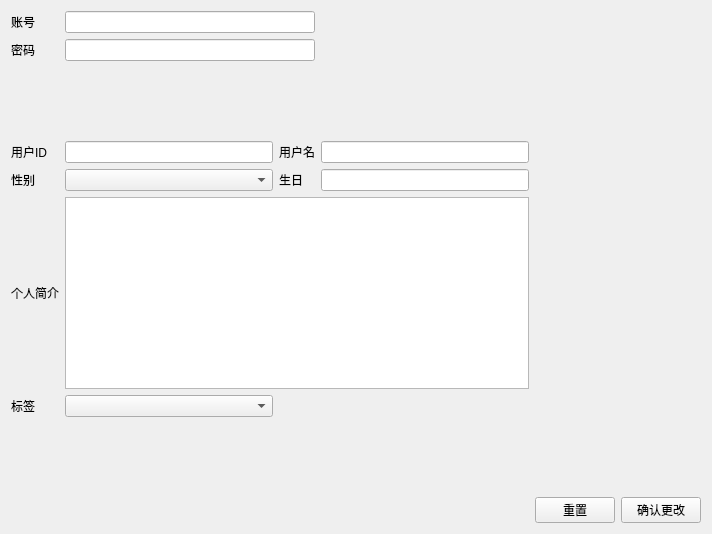
Old version of the form gui/user_info_widget.ui in the repository zyzzzasdhjk/database_project.
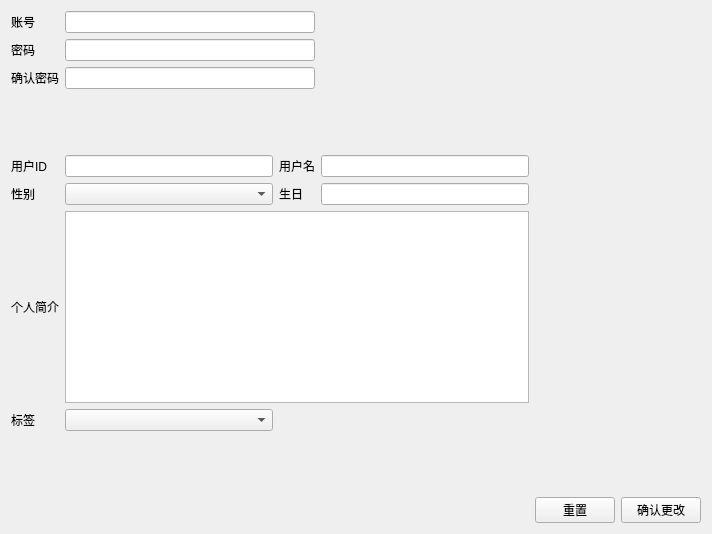
New version of the form.

Commit message: 11.22 更新了用户信息界面，运行main先加数据(sql/1.sql)

The edit to the form file:
```diff
--- a/gui/user_info_widget.ui
+++ b/gui/user_info_widget.ui
@@ -16,49 +16,13 @@
   <layout class="QVBoxLayout" name="verticalLayout">
    <item>
     <layout class="QGridLayout" name="gridLayout">
-     <item row="4" column="4">
-      <widget class="QLineEdit" name="birthday_edit"/>
-     </item>
-     <item row="7" column="0">
-      <widget class="QLabel" name="label_8">
+     <item row="4" column="0">
+      <widget class="QLabel" name="label_3">
        <property name="text">
-        <string>标签</string>
+        <string>用户ID</string>
        </property>
       </widget>
      </item>
-     <item row="9" column="6">
-      <widget class="QPushButton" name="apply_button">
-       <property name="text">
-        <string>确认更改</string>
-       </property>
-      </widget>
-     </item>
-     <item row="6" column="0">
-      <widget class="QLabel" name="label_7">
-       <property name="text">
-        <string>个人简介</string>
-       </property>
-      </widget>
-     </item>
-     <item row="3" column="5" colspan="2">
-      <spacer name="horizontalSpacer_2">
-       <property name="orientation">
-        <enum>Qt::Horizontal</enum>
-       </property>
-       <property name="sizeHint" stdset="0">
-        <size>
-         <width>40</width>
-         <height>20</height>
-        </size>
-       </property>
-      </spacer>
-     </item>
-     <item row="7" column="2">
-      <widget class="QComboBox" name="user_label_combox"/>
-     </item>
-     <item row="1" column="2" colspan="2">
-      <widget class="QLineEdit" name="password_edit"/>
-     </item>
      <item row="1" column="0">
       <widget class="QLabel" name="label_2">
        <property name="text">
@@ -66,56 +30,99 @@
        </property>
       </widget>
      </item>
-     <item row="8" column="2">
-      <spacer name="verticalSpacer">
-       <property name="orientation">
-        <enum>Qt::Vertical</enum>
+     <item row="8" column="0">
+      <widget class="QLabel" name="label_8">
+       <property name="text">
+        <string>标签</string>
        </property>
-       <property name="sizeHint" stdset="0">
-        <size>
-         <width>20</width>
-         <height>40</height>
-        </size>
-       </property>
-      </spacer>
+      </widget>
      </item>
-     <item row="3" column="0">
-      <widget class="QLabel" name="label_3">
+     <item row="5" column="0">
+      <widget class="QLabel" name="label_5">
        <property name="text">
-        <string>用户ID</string>
+        <string>性别</string>
        </property>
       </widget>
      </item>
      <item row="0" column="2" colspan="2">
       <widget class="QLineEdit" name="acount_edit"/>
      </item>
-     <item row="3" column="3">
-      <widget class="QLabel" name="label_4">
+     <item row="9" column="2">
+      <spacer name="verticalSpacer">
+       <property name="orientation">
+        <enum>Qt::Vertical</enum>
+       </property>
+       <property name="sizeHint" stdset="0">
+        <size>
+         <width>20</width>
+         <height>40</height>
+        </size>
+       </property>
+      </spacer>
+     </item>
+     <item row="7" column="2" colspan="3">
+      <widget class="QPlainTextEdit" name="user_des_edit"/>
+     </item>
+     <item row="10" column="6">
+      <widget class="QPushButton" name="apply_button">
        <property name="text">
-        <string>用户名</string>
+        <string>确认更改</string>
        </property>
       </widget>
      </item>
-     <item row="3" column="4">
+     <item row="4" column="4">
       <widget class="QLineEdit" name="user_name_edit"/>
      </item>
+     <item row="4" column="5" colspan="2">
+      <spacer name="horizontalSpacer_2">
+       <property name="orientation">
+        <enum>Qt::Horizontal</enum>
+       </property>
+       <property name="sizeHint" stdset="0">
+        <size>
+         <width>40</width>
+         <height>20</height>
+        </size>
+       </property>
+      </spacer>
+     </item>
      <item row="3" column="2">
-      <widget class="QLineEdit" name="uid_eidt"/>
+      <spacer name="verticalSpacer_2">
+       <property name="orientation">
+        <enum>Qt::Vertical</enum>
+       </property>
+       <property name="sizeHint" stdset="0">
+        <size>
+         <width>20</width>
+         <height>40</height>
+        </size>
+       </property>
+      </spacer>
      </item>
-     <item row="4" column="2">
-      <widget class="QComboBox" name="gender_combox"/>
+     <item row="4" column="3">
+      <widget class="QLabel" name="label_4">
+       <property name="text">
+        <string>用户名</string>
+       </property>
+      </widget>
      </item>
-     <item row="9" column="5">
+     <item row="10" column="5">
       <widget class="QPushButton" name="reset_button">
        <property name="text">
         <string>重置</string>
        </property>
       </widget>
      </item>
-     <item row="4" column="0">
-      <widget class="QLabel" name="label_5">
+     <item row="8" column="2">
+      <widget class="QComboBox" name="user_label_combox"/>
+     </item>
+     <item row="1" column="2" colspan="2">
+      <widget class="QLineEdit" name="password_edit"/>
+     </item>
+     <item row="7" column="0">
+      <widget class="QLabel" name="label_7">
        <property name="text">
-        <string>性别</string>
+        <string>个人简介</string>
        </property>
       </widget>
      </item>
@@ -126,7 +133,7 @@
        </property>
       </widget>
      </item>
-     <item row="4" column="5" colspan="2">
+     <item row="5" column="5" colspan="2">
       <spacer name="horizontalSpacer">
        <property name="orientation">
         <enum>Qt::Horizontal</enum>
@@ -139,28 +146,31 @@
        </property>
       </spacer>
      </item>
-     <item row="6" column="2" colspan="3">
-      <widget class="QPlainTextEdit" name="user_des_edit"/>
+     <item row="4" column="2">
+      <widget class="QLineEdit" name="uid_eidt"/>
      </item>
-     <item row="4" column="3">
+     <item row="5" column="2">
+      <widget class="QComboBox" name="gender_combox"/>
+     </item>
+     <item row="5" column="4">
+      <widget class="QLineEdit" name="birthday_edit"/>
+     </item>
+     <item row="5" column="3">
       <widget class="QLabel" name="label_6">
        <property name="text">
         <string>生日</string>
        </property>
       </widget>
      </item>
-     <item row="2" column="2">
-      <spacer name="verticalSpacer_2">
-       <property name="orientation">
-        <enum>Qt::Vertical</enum>
+     <item row="2" column="0">
+      <widget class="QLabel" name="label_9">
+       <property name="text">
+        <string>确认密码</string>
        </property>
-       <property name="sizeHint" stdset="0">
-        <size>
-         <width>20</width>
-         <height>40</height>
-        </size>
-       </property>
-      </spacer>
+      </widget>
+     </item>
+     <item row="2" column="2" colspan="2">
+      <widget class="QLineEdit" name="ensure_password_edit"/>
      </item>
     </layout>
    </item>
```
The commit also changes 7 other files.
